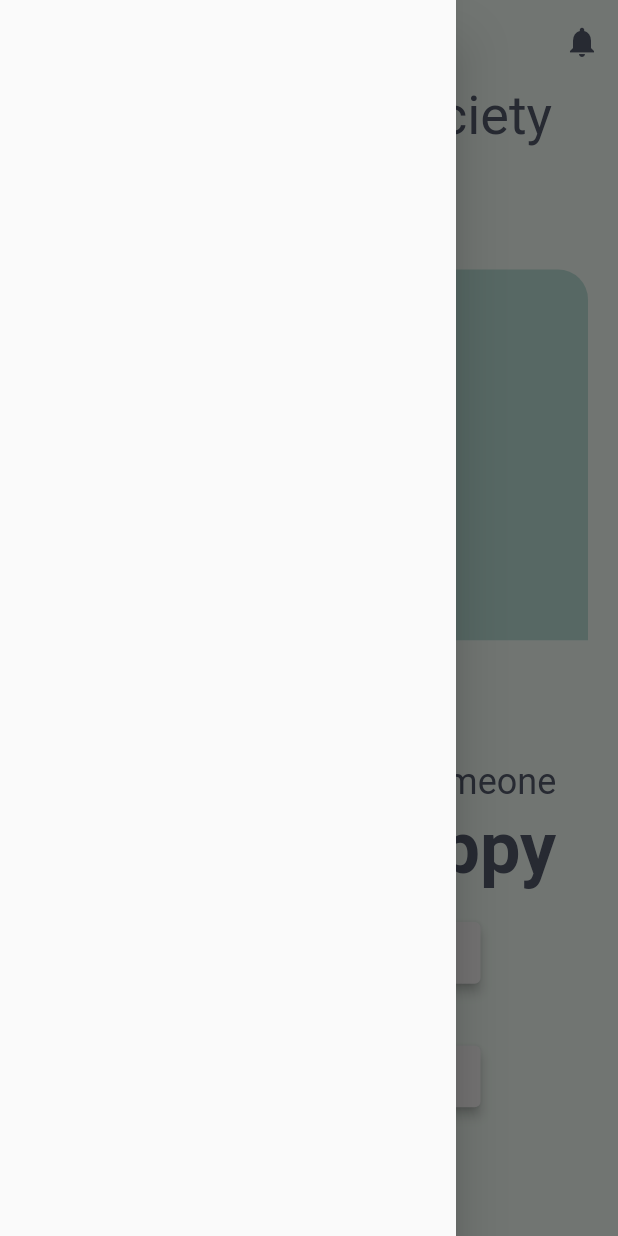
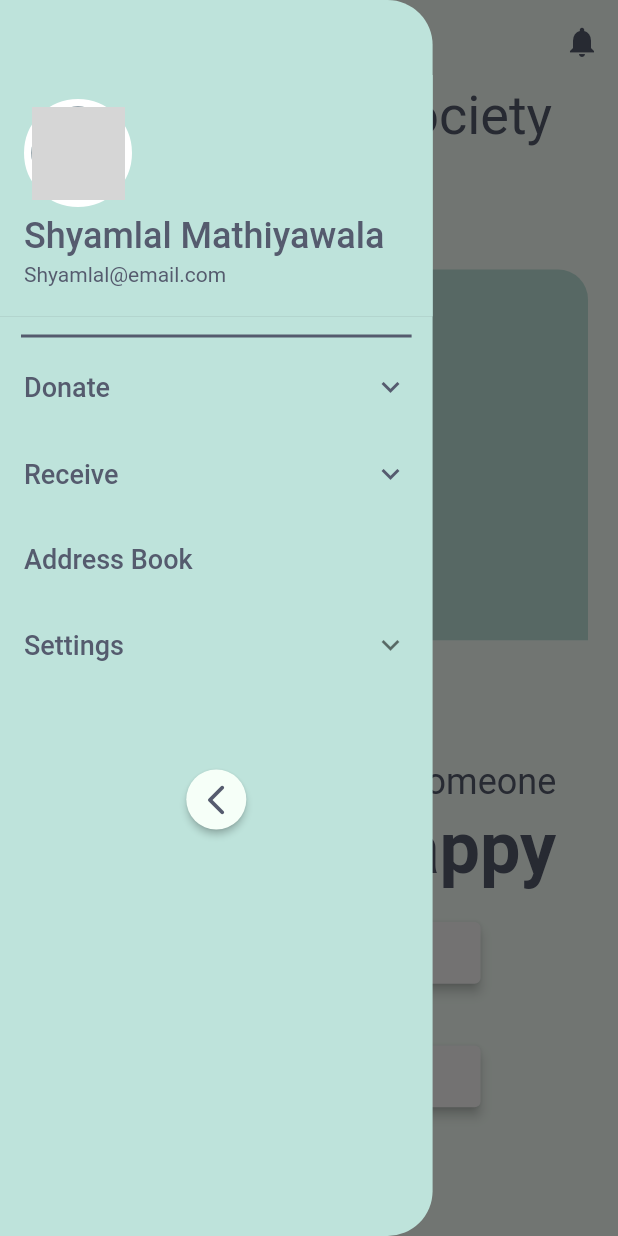
Before and after one commit to ratneshgujarathi/GiveLivly, a Flutter app: the HomeScreen screen opened by its route, with the side drawer open, on a phone screen of 412 x 824 dp. Run offline on Flutter 3.47's test engine with Material 2 defaults, Android fonts, the phone set to English and light mode, and no system bars; our stand-ins replace flutter_svg, google_fonts; network calls fail; Roboto replaces fonts that are missing (Amiri); grey boxes are pictures that could not be loaded.

Commit message:
29-11-2021 New updates

```diff
--- a/lib/Routes/Routes.dart
+++ b/lib/Routes/Routes.dart
@@ -1,5 +1,3 @@
-import 'package:flutter/material.dart';
-
 class Routes {
   static String loginRoute = '/login';
   static String homeRoute = '/home';
--- a/lib/Screens/home_screen.dart
+++ b/lib/Screens/home_screen.dart
@@ -1,7 +1,9 @@
 import 'package:flutter/material.dart';
 import 'package:flutter_svg/flutter_svg.dart';
 import 'package:givelivly_beta/Screens/donate_screen.dart';
+import 'package:givelivly_beta/Screens/notification.dart';
 import 'package:givelivly_beta/Themes/themes_.dart';
+import 'package:givelivly_beta/widgets/drawer.dart';
 
 class HomeScreen extends StatefulWidget {
   const HomeScreen({Key? key}) : super(key: key);
@@ -26,8 +28,10 @@ class _HomeScreenState extends State<HomeScreen> {
                   color: ColorsDesign.darkBluishColor),
               tooltip: 'Show Snackbar',
               onPressed: () {
-                ScaffoldMessenger.of(context).showSnackBar(
-                    const SnackBar(content: Text('This is a snackbar')));
+                Navigator.push(
+                    context,
+                    MaterialPageRoute(
+                        builder: (context) => const NotificationScreen()));
               },
             ),
           ],
@@ -40,7 +44,7 @@ class _HomeScreenState extends State<HomeScreen> {
           ),
           backgroundColor: ColorsDesign.lightColor,
         ),
-        drawer: Drawer(),
+        drawer: NewCustomDrawer(),
         body: Container(
           height: size.height,
           width: size.width,
--- a/lib/widgets/drawer.dart
+++ b/lib/widgets/drawer.dart
@@ -1,65 +1,118 @@
+// ignore_for_file: prefer_const_constructors
+
 import 'package:flutter/cupertino.dart';
 import 'package:flutter/material.dart';
+import 'package:givelivly_beta/Themes/themes_.dart';
+import 'package:google_fonts/google_fonts.dart';
 
-class CustomDrawer extends StatelessWidget {
-  const CustomDrawer({Key? key}) : super(key: key);
+class NewCustomDrawer extends StatelessWidget {
+  const NewCustomDrawer({Key? key}) : super(key: key);
   final imageUrl =
-      'https://images.unsplash.com/photo-1532074205216-d0e1f4b87368?ixid=MnwxMjA3fDB8MHxzZWFyY2h8MXx8d29tYW4lMjBwcm9maWxlfGVufDB8fDB8fA%3D%3D&ixlib=rb-1.2.1&w=1000&q=80';
+      'https://images.unsplash.com/photo-1638061714820-ab12cbbeb87e?ixlib=rb-1.2.1&ixid=MnwxMjA3fDB8MHxwaG90by1wYWdlfHx8fGVufDB8fHx8&auto=format&fit=crop&w=464&q=80';
 
   @override
   Widget build(BuildContext context) {
-    return Drawer(
-      child: Container(
-        color: const Color(0xffABA9BF),
+    Size size = MediaQuery.of(context).size;
+    ThemeData(
+        textTheme: GoogleFonts.amiriTextTheme(
+      Theme.of(context).textTheme,
+    ));
+    return Container(
+      width: size.width * 0.7,
+      decoration: const BoxDecoration(
+        color: ColorsDesign.darkGreenCreamColor,
+        borderRadius: BorderRadius.only(
+            topRight: Radius.circular(30), bottomRight: Radius.circular(30)),
+      ),
       child: ListView(
-          children: [
-            DrawerHeader(
-                padding: EdgeInsets.zero,
-                child: UserAccountsDrawerHeader(
+        physics: const BouncingScrollPhysics(),
+        children: <Widget>[
+          const SizedBox(
+            height: 50,
+          ),
+          UserAccountsDrawerHeader(
             decoration: const BoxDecoration(
-                    color: Color(0xffABA9BF),
+              color: ColorsDesign.darkGreenCreamColor,
             ),
-                  margin: EdgeInsets.zero,
-                  accountEmail: const Text('textdemo@email.com'),
-                  accountName: const Text("Test Demo Account"),
-                  currentAccountPicture: CircleAvatar(
+            currentAccountPicture: Container(
+              decoration: BoxDecoration(
+                shape: BoxShape.circle,
+                border: Border.all(
+                  color: Colors.white,
+                  width: 5,
+                ),
+              ),
+              child: CircleAvatar(
+                radius: 50.0,
+                backgroundColor: ColorsDesign.darkBluishColor,
                 backgroundImage: NetworkImage(imageUrl),
               ),
-                )),
+            ),
+            accountName: const Text(
+              "Shyamlal Mathiyawala",
+              style: TextStyle(
+                color: ColorsDesign.darkBluishColor,
+                fontSize: 24,
+              ),
+            ),
+            accountEmail: const Text(
+              "Shyamlal@email.com",
+              style: TextStyle(
+                color: ColorsDesign.darkBluishColor,
+              ),
+            ),
+          ),
+          const Padding(
+            padding: EdgeInsets.symmetric(horizontal: 14.0),
+            child: Divider(
+              color: ColorsDesign.darkBluishColor,
+              thickness: 2.0,
+              height: 10.0,
+            ),
+          ),
+          ExpansionTile(
+            collapsedTextColor: ColorsDesign.darkBluishColor,
+            textColor: ColorsDesign.darkBluishColor,
+            collapsedIconColor: ColorsDesign.darkBluishColor,
+            iconColor: ColorsDesign.darkBluishColor,
+            expandedCrossAxisAlignment: CrossAxisAlignment.start,
+            title: const Text(
+              "Donate",
+              style: TextStyle(
+                color: ColorsDesign.darkBluishColor,
+                fontSize: 18,
+              ),
+            ),
+            children: <Widget>[
               ListTile(
-              leading: const Icon(
-                CupertinoIcons.home,
-                color: Colors.white,
+                title: Text(
+                  "Add Donations",
+                  style: TextStyle(
+                    color: ColorsDesign.darkBluishColor,
+                    fontSize: 14,
                   ),
-              title: const Text(
-                'Home',
-                style: TextStyle(color: Colors.white),
                 ),
                 onTap: () {
                   Navigator.pop(context);
                 },
               ),
               ListTile(
-              leading: const Icon(
-                CupertinoIcons.profile_circled,
-                color: Colors.white,
-              ),
-              title: const Text(
-                'Profile',
-                style: TextStyle(color: Colors.white),
+                title: Text(
+                  "Donation Receive Requests",
+                  style: TextStyle(
+                      fontSize: 14, color: ColorsDesign.darkBluishColor),
                 ),
                 onTap: () {
                   Navigator.pop(context);
                 },
               ),
               ListTile(
-              leading: const Icon(
-                CupertinoIcons.hand_point_right_fill,
-                color: Colors.white,
+                title: Text(
+                  "Your Donations",
+                  style: TextStyle(
+                    color: ColorsDesign.darkBluishColor,
+                    fontSize: 14,
                   ),
-              title: const Text(
-                'Verification',
-                style: TextStyle(color: Colors.white),
                 ),
                 onTap: () {
                   Navigator.pop(context);
@@ -67,6 +120,104 @@ class CustomDrawer extends StatelessWidget {
               ),
             ],
           ),
+          ExpansionTile(
+            collapsedTextColor: ColorsDesign.darkBluishColor,
+            textColor: ColorsDesign.darkBluishColor,
+            collapsedIconColor: ColorsDesign.darkBluishColor,
+            iconColor: ColorsDesign.darkBluishColor,
+            expandedCrossAxisAlignment: CrossAxisAlignment.start,
+            title: Text(
+              "Receive",
+              style: TextStyle(
+                color: ColorsDesign.darkBluishColor,
+                fontSize: 18,
+              ),
+            ),
+            children: <Widget>[
+              ListTile(
+                title: Text(
+                  "Receive Donations",
+                  style: TextStyle(
+                    color: ColorsDesign.darkBluishColor,
+                    fontSize: 14,
+                  ),
+                ),
+                onTap: () {
+                  Navigator.pop(context);
+                },
+              ),
+              ListTile(
+                title: Text(
+                  "View Sended Requests",
+                  style: TextStyle(
+                    color: ColorsDesign.darkBluishColor,
+                    fontSize: 14,
+                  ),
+                ),
+                onTap: () {
+                  Navigator.pop(context);
+                },
+              ),
+            ],
+          ),
+          ListTile(
+            title: Text(
+              "Address Book",
+              style: TextStyle(
+                color: ColorsDesign.darkBluishColor,
+                fontSize: 18,
+              ),
+            ),
+            onTap: () {
+              Navigator.pop(context);
+            },
+          ),
+          ExpansionTile(
+            title: Text(
+              "Settings",
+              style: TextStyle(
+                color: ColorsDesign.darkBluishColor,
+                fontSize: 18,
+              ),
+            ),
+            expandedCrossAxisAlignment: CrossAxisAlignment.start,
+            expandedAlignment: Alignment.center,
+            children: <Widget>[
+              ListTile(
+                trailing: Icon(Icons.logout),
+                title: Text(
+                  "Sign Out",
+                  style: TextStyle(
+                    color: ColorsDesign.darkBluishColor,
+                    fontSize: 14,
+                  ),
+                ),
+                onTap: () {
+                  Navigator.pop(context);
+                },
+              ),
+            ],
+          ),
+          const SizedBox(
+            height: 50,
+          ),
+          ElevatedButton(
+            onPressed: () {
+              Navigator.pop(context);
+            },
+            child: Container(
+              height: 40,
+              width: 40,
+              child: const Icon(
+                Icons.arrow_back_ios_new_rounded,
+                color: ColorsDesign.darkBluishColor,
+              ),
+              decoration: const BoxDecoration(shape: BoxShape.circle),
+            ),
+            style: ElevatedButton.styleFrom(
+                shape: const CircleBorder(), primary: ColorsDesign.lightColor),
+          ),
+        ],
       ),
     );
   }
```
Also changed, not shown: lib/Screens/notification.dart (added, +59 -0 lines), lib/models/name_trial.dart (added, +51 -0 lines), assets/Drawables/asset1.jpg (added), lib/widgets/nesteddrawer.dart (added). Lines whose indentation alone changed are shown as unchanged.
